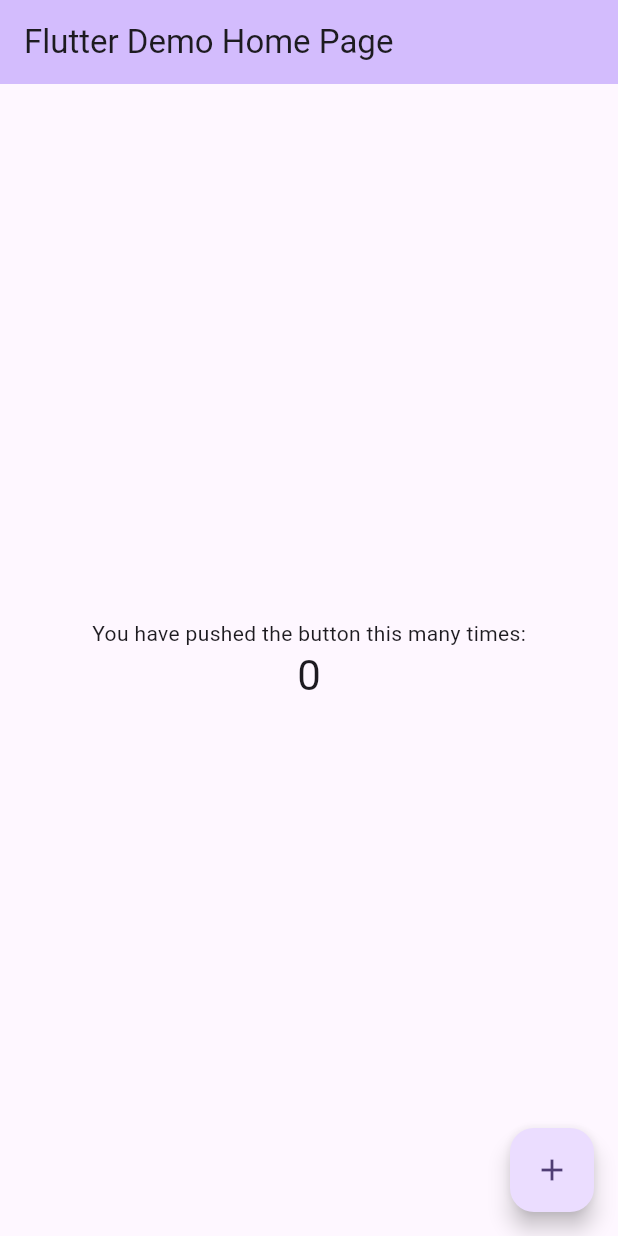
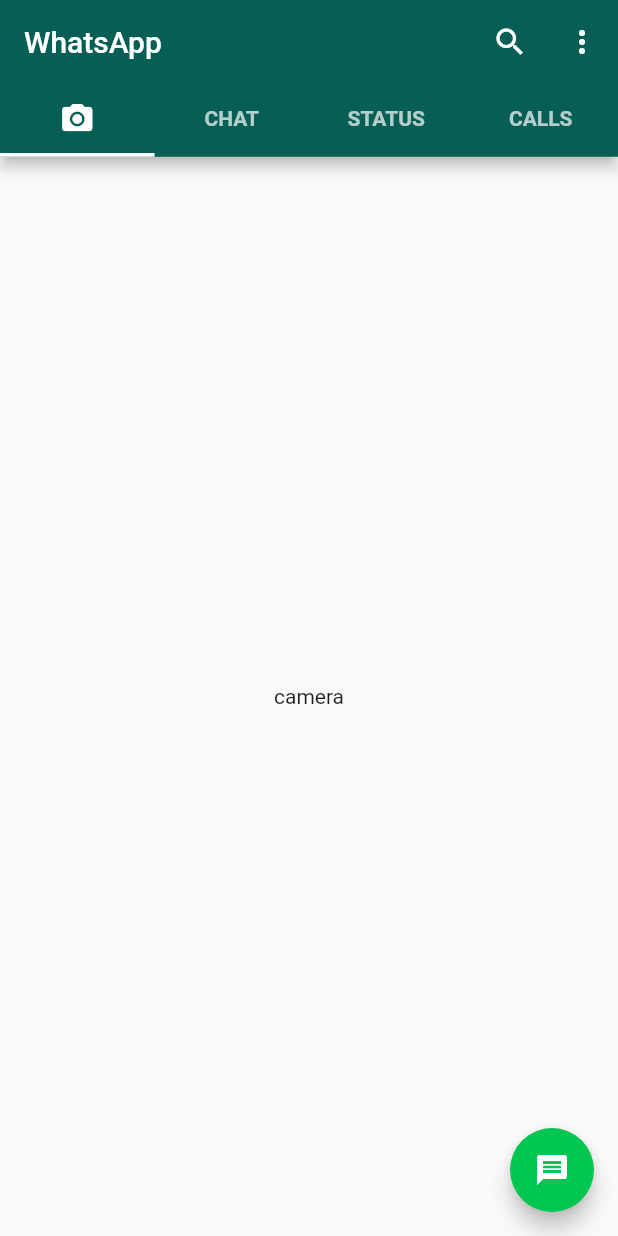
Before and after one commit to mvilla714/flutter_codigo_whatsapp_clone, a Flutter app: the screen it shows after launch, on a phone screen of 412 x 824 dp. Run offline on Flutter 3.47's test engine with Material 2 defaults, Android fonts, the phone set to English and light mode, and no system bars.

```diff
--- a/lib/main.dart
+++ b/lib/main.dart
@@ -1,125 +1,27 @@
 import 'package:flutter/material.dart';
+import 'package:flutter_codigo_whatsapp_clone/pages/home_page.dart';
 
 void main() {
-  runApp(const MyApp());
+  runApp(MyApp());
 }
 
 class MyApp extends StatelessWidget {
   const MyApp({super.key});
 
-  // This widget is the root of your application.
   @override
   Widget build(BuildContext context) {
     return MaterialApp(
-      title: 'Flutter Demo',
+      title: "WhatsApp Clone",
+      debugShowCheckedModeBanner: false,
       theme: ThemeData(
-        // This is the theme of your application.
-        //
-        // TRY THIS: Try running your application with "flutter run". You'll see
-        // the application has a blue toolbar. Then, without quitting the app,
-        // try changing the seedColor in the colorScheme below to Colors.green
-        // and then invoke "hot reload" (save your changes or press the "hot
-        // reload" button in a Flutter-supported IDE, or press "r" if you used
-        // the command line to start the app).
-        //
-        // Notice that the counter didn't reset back to zero; the application
-        // state is not lost during the reload. To reset the state, use hot
-        // restart instead.
-        //
-        // This works for code too, not just values: Most code changes can be
-        // tested with just a hot reload.
-        colorScheme: ColorScheme.fromSeed(seedColor: Colors.deepPurple),
-        useMaterial3: true,
+        appBarTheme: AppBarTheme(
+          backgroundColor: Color(0xff075E54),
+        ),
+        floatingActionButtonTheme: FloatingActionButtonThemeData(
+          backgroundColor: Color(0xff01C752),
+        ),
       ),
-      home: const MyHomePage(title: 'Flutter Demo Home Page'),
+      home: HomePage(),
     );
   }
 }
-
-class MyHomePage extends StatefulWidget {
-  const MyHomePage({super.key, required this.title});
-
-  // This widget is the home page of your application. It is stateful, meaning
-  // that it has a State object (defined below) that contains fields that affect
-  // how it looks.
-
-  // This class is the configuration for the state. It holds the values (in this
-  // case the title) provided by the parent (in this case the App widget) and
-  // used by the build method of the State. Fields in a Widget subclass are
-  // always marked "final".
-
-  final String title;
-
-  @override
-  State<MyHomePage> createState() => _MyHomePageState();
-}
-
-class _MyHomePageState extends State<MyHomePage> {
-  int _counter = 0;
-
-  void _incrementCounter() {
-    setState(() {
-      // This call to setState tells the Flutter framework that something has
-      // changed in this State, which causes it to rerun the build method below
-      // so that the display can reflect the updated values. If we changed
-      // _counter without calling setState(), then the build method would not be
-      // called again, and so nothing would appear to happen.
-      _counter++;
-    });
-  }
-
-  @override
-  Widget build(BuildContext context) {
-    // This method is rerun every time setState is called, for instance as done
-    // by the _incrementCounter method above.
-    //
-    // The Flutter framework has been optimized to make rerunning build methods
-    // fast, so that you can just rebuild anything that needs updating rather
-    // than having to individually change instances of widgets.
-    return Scaffold(
-      appBar: AppBar(
-        // TRY THIS: Try changing the color here to a specific color (to
-        // Colors.amber, perhaps?) and trigger a hot reload to see the AppBar
-        // change color while the other colors stay the same.
-        backgroundColor: Theme.of(context).colorScheme.inversePrimary,
-        // Here we take the value from the MyHomePage object that was created by
-        // the App.build method, and use it to set our appbar title.
-        title: Text(widget.title),
-      ),
-      body: Center(
-        // Center is a layout widget. It takes a single child and positions it
-        // in the middle of the parent.
-        child: Column(
-          // Column is also a layout widget. It takes a list of children and
-          // arranges them vertically. By default, it sizes itself to fit its
-          // children horizontally, and tries to be as tall as its parent.
-          //
-          // Column has various properties to control how it sizes itself and
-          // how it positions its children. Here we use mainAxisAlignment to
-          // center the children vertically; the main axis here is the vertical
-          // axis because Columns are vertical (the cross axis would be
-          // horizontal).
-          //
-          // TRY THIS: Invoke "debug painting" (choose the "Toggle Debug Paint"
-          // action in the IDE, or press "p" in the console), to see the
-          // wireframe for each widget.
-          mainAxisAlignment: MainAxisAlignment.center,
-          children: <Widget>[
-            const Text(
-              'You have pushed the button this many times:',
-            ),
-            Text(
-              '$_counter',
-              style: Theme.of(context).textTheme.headlineMedium,
-            ),
-          ],
-        ),
-      ),
-      floatingActionButton: FloatingActionButton(
-        onPressed: _incrementCounter,
-        tooltip: 'Increment',
-        child: const Icon(Icons.add),
-      ), // This trailing comma makes auto-formatting nicer for build methods.
-    );
-  }
-}
--- /dev/null
+++ b/lib/pages/home_page.dart
@@ -0,0 +1,77 @@
+import 'package:flutter/material.dart';
+import 'package:flutter_codigo_whatsapp_clone/pages/chat_page.dart';
+
+class HomePage extends StatefulWidget {
+  @override
+  State<HomePage> createState() => _HomePageState();
+}
+
+class _HomePageState extends State<HomePage>
+    with SingleTickerProviderStateMixin {
+  TabController? _tabController;
+  @override
+  void initState() {
+    super.initState();
+    _tabController = TabController(length: 4, vsync: this);
+  }
+
+  @override
+  Widget build(BuildContext context) {
+    return Scaffold(
+      appBar: AppBar(
+        title: const Text("WhatsApp"),
+        actions: [
+          IconButton(
+            onPressed: () {},
+            icon: const Icon(Icons.search),
+          ),
+          IconButton(
+            onPressed: () {},
+            icon: const Icon(Icons.more_vert),
+          ),
+        ],
+        bottom: TabBar(
+          controller: _tabController,
+          indicatorColor: Colors.white,
+          indicatorWeight: 2.5,
+          tabs: [
+            Tab(
+              icon: Icon(Icons.camera_alt),
+            ),
+            Text(
+              "CHAT",
+              style: TextStyle(fontWeight: FontWeight.bold),
+            ),
+            Text(
+              "STATUS",
+              style: TextStyle(fontWeight: FontWeight.bold),
+            ),
+            Text(
+              "CALLS",
+              style: TextStyle(fontWeight: FontWeight.bold),
+            ),
+          ],
+        ),
+      ),
+      floatingActionButton: FloatingActionButton(
+        onPressed: () {},
+        child: const Icon(Icons.message),
+      ),
+      body: TabBarView(
+        controller: _tabController,
+        children: [
+          Center(
+            child: Text("camera"),
+          ),
+          ChatPage(),
+          Center(
+            child: Text("status"),
+          ),
+          Center(
+            child: Text("call"),
+          ),
+        ],
+      ),
+    );
+  }
+}
--- a/pubspec.yaml
+++ b/pubspec.yaml
@@ -45,7 +45,7 @@ dev_dependencies:
   # activated in the `analysis_options.yaml` file located at the root of your
   # package. See that file for information about deactivating specific lint
   # rules and activating additional ones.
-  flutter_lints: ^2.0.0
+  #flutter_lints: ^2.0.0
 
 # For information on the generic Dart part of this file, see the
 # following page: https://dart.dev/tools/pub/pubspec
```
Also changed, not shown: lib/data/data_dummy.dart (added, +44 -0 lines), lib/models/chat_model.dart (added, +15 -0 lines), lib/pages/chat_detail_page.dart (added, +12 -0 lines), lib/pages/chat_page.dart (added, +18 -0 lines), lib/widgets/item_chat_widget.dart (added, +70 -0 lines), pubspec.lock.
